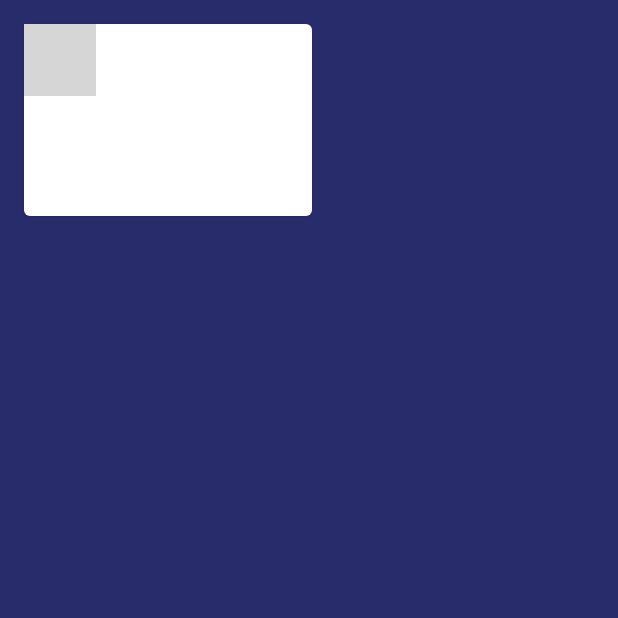
After one commit to Anoimar/ApocalypseComics, an Android app built with Jetpack Compose: the composable BigComicCard called with empty values, on a phone screen of 412 x 824 dp, the top half of it. The commit adds this screen. Run offline under Robolectric (Android 15) with nearby library versions, the phone set to English and light mode, and no system bars; libraries missing offline, so code that uses them is left out: com.google.accompanist.coil; 2 statements that could not run were skipped; grey boxes are pictures that could not be loaded.

Commit message:
coil added + comics images

```diff
--- a/app/build.gradle
+++ b/app/build.gradle
@@ -65,6 +65,8 @@ dependencies {
     implementation("com.google.dagger:hilt-android:$hilt_version")
     kapt("com.google.dagger:hilt-android-compiler:$hilt_version")
 
+    //Coil
+    implementation "com.google.accompanist:accompanist-coil:0.10.0"
 
     //Retrofit
     implementation "com.squareup.retrofit2:retrofit:$retrofit_version"
--- /dev/null
+++ b/app/src/main/java/com/thernat/ageofapocalypse/api/ApocalypseConst.kt
@@ -0,0 +1,5 @@
+package com.thernat.ageofapocalypse.api
+
+object ApocalypseConst {
+    val apocalypseCharId = "1009156"
+}
--- a/app/src/main/java/com/thernat/ageofapocalypse/api/MarvelService.kt
+++ b/app/src/main/java/com/thernat/ageofapocalypse/api/MarvelService.kt
@@ -7,10 +7,11 @@ import retrofit2.http.Query
 
 interface MarvelService {
 
-    @GET("comics?characters=1009156&dateRange=2020-01-01,2021-05-02")
+    @GET("comics?dateRange=2020-01-01,2021-05-02")
     suspend fun getComics(
         @Query("ts") ts: String = System.currentTimeMillis().toString(),
         @Query("apikey")secret: String = BuildConfig.API_KEY,
         @Query("hash")hash: String = ApiHaspProvider.getHash(ts),
+        @Query("characters")charId: String = ApocalypseConst.apocalypseCharId,
         ): ApiResponse
 }
--- /dev/null
+++ b/app/src/main/java/com/thernat/ageofapocalypse/components/BigComicCard.kt
@@ -0,0 +1,45 @@
+package com.thernat.ageofapocalypse.components
+
+import androidx.compose.foundation.Image
+import androidx.compose.foundation.layout.*
+import androidx.compose.material.Card
+import androidx.compose.material.Text
+import androidx.compose.runtime.Composable
+import androidx.compose.ui.Alignment
+import androidx.compose.ui.Modifier
+import androidx.compose.ui.text.style.TextAlign
+import androidx.compose.ui.unit.dp
+import com.google.accompanist.coil.rememberCoilPainter
+
+@Composable
+fun BigComicCard(
+    imageUrl: String?,
+    name: String,
+) {
+    Card(
+        modifier = Modifier
+            .padding(16.dp)
+            .width(192.dp)
+    ) {
+        Column {
+            Image(
+                painter = rememberCoilPainter(
+                    request = imageUrl,
+                ),
+                contentDescription = "Content description",
+            )
+            Box(
+                modifier = Modifier
+                    .padding(16.dp)
+                    .width(192.dp)
+                    .height(48.dp)
+            ) {
+                Text(
+                    text = name,
+                    textAlign = TextAlign.Center,
+                    modifier = Modifier.fillMaxSize()
+                )
+            }
+        }
+    }
+}
--- a/app/src/main/java/com/thernat/ageofapocalypse/home/HomeViewState.kt
+++ b/app/src/main/java/com/thernat/ageofapocalypse/home/HomeViewState.kt
@@ -4,5 +4,6 @@ import com.thernat.ageofapocalypse.model.Comic
 
 data class HomeViewState(
     val loading: Boolean = false,
-    val comics: List<Comic> = emptyList()
+    val comics: List<Comic> = emptyList(),
+    val error: Boolean = false,
 )
--- a/app/src/main/java/com/thernat/ageofapocalypse/repository/ComicsRepository.kt
+++ b/app/src/main/java/com/thernat/ageofapocalypse/repository/ComicsRepository.kt
@@ -11,7 +11,7 @@ class ComicsRepository(private val marvelService: MarvelService) {
         val response = marvelService.getComics()
         return response.data?.results?.let { it ->
             it.map { result ->
-                Comic(result.title)
+                Comic.create(result)
             }
         } ?: listOf()
     }
--- a/app/src/main/java/com/thernat/ageofapocalypse/ui/Preview.kt
+++ b/app/src/main/java/com/thernat/ageofapocalypse/ui/Preview.kt
@@ -2,4 +2,4 @@ package com.thernat.ageofapocalypse.ui
 
 import com.thernat.ageofapocalypse.model.Comic
 
-val mockEvents = listOf(Comic("X-men 2017"), Comic("Giant Size X-MEN"))
+val mockEvents = listOf(Comic("X-men 2017",""), Comic("Giant Size X-MEN",""))
--- a/app/src/main/java/com/thernat/ageofapocalypse/ui/theme/Color.kt
+++ b/app/src/main/java/com/thernat/ageofapocalypse/ui/theme/Color.kt
@@ -6,3 +6,5 @@ val Purple200 = Color(0xFFBB86FC)
 val Purple500 = Color(0xFF6200EE)
 val Purple700 = Color(0xFF3700B3)
 val Teal200 = Color(0xFF03DAC5)
+val BackgroundColor = Color(41,44,107)
+val TextColor = Color.White
--- a/app/src/main/res/values/themes.xml
+++ b/app/src/main/res/values/themes.xml
@@ -10,7 +10,7 @@
         <item name="colorSecondaryVariant">@color/teal_700</item>
         <item name="colorOnSecondary">@color/black</item>
         <!-- Status bar color. -->
-        <item name="android:statusBarColor" tools:targetApi="l">?attr/colorPrimaryVariant</item>
+        <item name="android:statusBarColor" tools:targetApi="l">?attr/colorOnSecondary</item>
         <!-- Customize your theme here. -->
     </style>
 
```
Also changed, not shown: app/src/main/java/com/thernat/ageofapocalypse/home/HomeScreen.kt (+45 -10 lines), app/src/main/java/com/thernat/ageofapocalypse/home/HomeViewModel.kt (+13 -5 lines), app/src/main/java/com/thernat/ageofapocalypse/model/Comic.kt (+15 -1 lines), app/src/main/java/com/thernat/ageofapocalypse/ui/theme/Theme.kt (+6 -3 lines).
